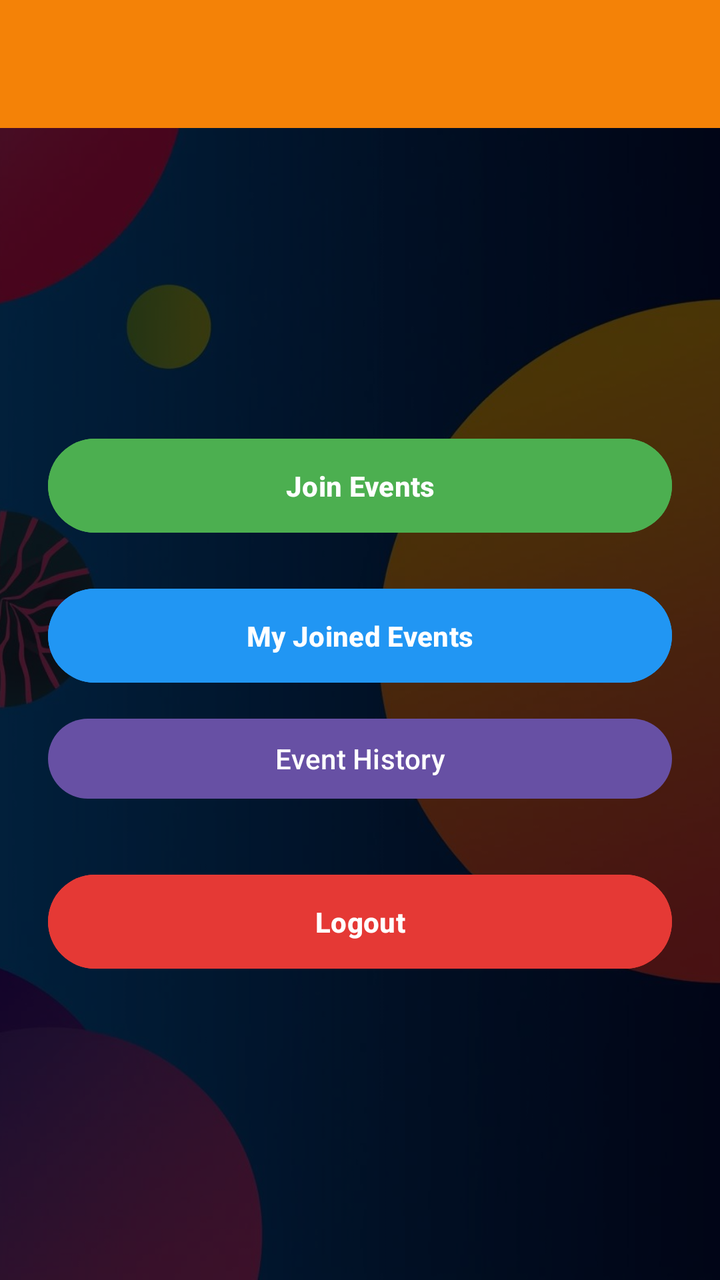
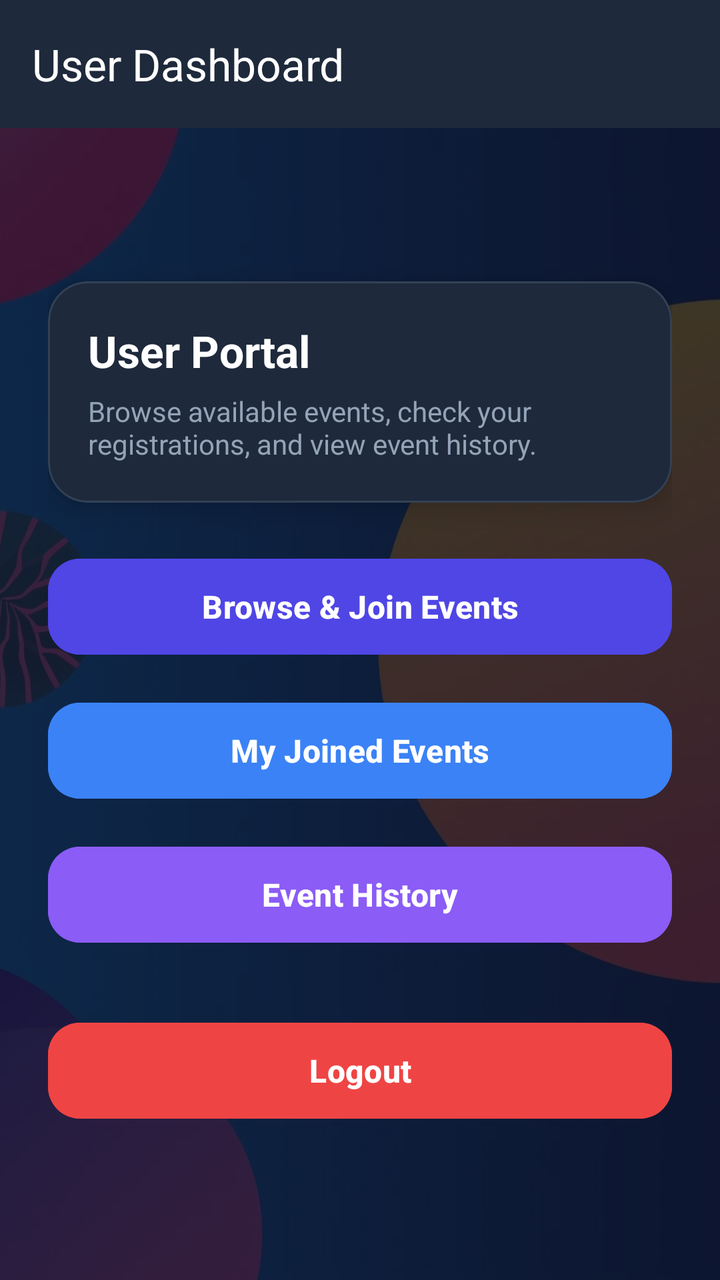

Before-and-after screenshots of an Android layout around one commit, followed by the original layout XML and the change that was made.
<!-- AndroidManifest.xml: application theme Theme.EventManagementSystem -->
<!-- res/layout/activity_user.xml -->
<?xml version="1.0" encoding="utf-8"?>
<FrameLayout
    xmlns:android="http://schemas.android.com/apk/res/android"
    xmlns:app="http://schemas.android.com/apk/res-auto"
    android:layout_width="match_parent"
    android:layout_height="match_parent">

    
    <ImageView
        android:layout_width="match_parent"
        android:layout_height="match_parent"
        android:src="@drawable/event_activity"
        android:scaleType="centerCrop"/>

    
    <View
        android:layout_width="match_parent"
        android:layout_height="match_parent"
        android:background="#B3000000"/>

    
    <LinearLayout
        android:layout_width="match_parent"
        android:layout_height="match_parent"
        android:orientation="vertical">

        
        <com.google.android.material.appbar.MaterialToolbar
            android:id="@+id/toolbar"
            android:layout_width="match_parent"
            android:layout_height="wrap_content"
            android:title="User Dashboard"
            android:background="#F48207"
            app:titleTextColor="@color/white"
            android:titleTextColor="@android:color/white"/>

        
        <LinearLayout
            android:layout_width="match_parent"
            android:layout_height="match_parent"
            android:orientation="vertical"
            android:gravity="center"
            android:padding="24dp">

            
            <Button
                android:id="@+id/btnJoinEvents"
                android:layout_width="match_parent"
                android:layout_height="55dp"
                android:text="Join Events"
                android:textStyle="bold"
                android:textColor="@android:color/white"
                android:backgroundTint="#4CAF50"/>

            
            <Button
                android:id="@+id/btnMyEvents"
                android:layout_width="match_parent"
                android:layout_height="55dp"
                android:text="My Joined Events"
                android:textStyle="bold"
                android:textColor="@android:color/white"
                android:backgroundTint="#2196F3"
                android:layout_marginTop="20dp"/>

            <Button
                android:id="@+id/btnHistory"
                android:layout_width="match_parent"
                android:layout_height="wrap_content"
                android:text="Event History"
                android:layout_marginTop="10dp"/>

            
            <Button
                android:id="@+id/btnLogout"
                android:layout_width="match_parent"
                android:layout_height="55dp"
                android:text="Logout"
                android:textStyle="bold"
                android:textColor="@android:color/white"
                android:backgroundTint="#E53935"
                android:layout_marginTop="30dp"/>

        </LinearLayout>

    </LinearLayout>

</FrameLayout>
<!-- resources referenced by this layout -->
<resources>
  <color name="white">#FFFFFFFF</color>
  <!-- drawable event_activity: jpg bitmap (drawable, 97123 bytes) -->
  <style name="Theme.EventManagementSystem" parent="Base.Theme.EventManagementSystem" />
  <style name="Base.Theme.EventManagementSystem" parent="Theme.Material3.DayNight.NoActionBar">
          
          
      </style>
</resources>

<!-- the commit's change to res/layout/activity_user.xml (unified diff, before → after) -->
@@ -10,78 +10,126 @@
         android:layout_width="match_parent"
         android:layout_height="match_parent"
         android:src="@drawable/event_activity"
-        android:scaleType="centerCrop"/>
+        android:scaleType="centerCrop"
+        android:contentDescription="Background"/>
 
     
     <View
         android:layout_width="match_parent"
         android:layout_height="match_parent"
-        android:background="#B3000000"/>
+        android:background="#CC0F172A"/>
 
-    
     <LinearLayout
         android:layout_width="match_parent"
         android:layout_height="match_parent"
         android:orientation="vertical">
 
-        
         <com.google.android.material.appbar.MaterialToolbar
             android:id="@+id/toolbar"
             android:layout_width="match_parent"
-            android:layout_height="wrap_content"
-            android:title="User Dashboard"
-            android:background="#F48207"
-            app:titleTextColor="@color/white"
-            android:titleTextColor="@android:color/white"/>
+            android:layout_height="?attr/actionBarSize"
+            android:background="#1E293B"
+            app:title="User Dashboard"
+            app:titleTextColor="@android:color/white"/>
 
-        
-        <LinearLayout
+        <ScrollView
             android:layout_width="match_parent"
             android:layout_height="match_parent"
-            android:orientation="vertical"
-            android:gravity="center"
-            android:padding="24dp">
+            android:fillViewport="true">
 
-            
-            <Button
-                android:id="@+id/btnJoinEvents"
-                android:layout_width="match_parent"
-                android:layout_height="55dp"
-                android:text="Join Events"
-                android:textStyle="bold"
-                android:textColor="@android:color/white"
-                android:backgroundTint="#4CAF50"/>
-
-            
-            <Button
-                android:id="@+id/btnMyEvents"
-                android:layout_width="match_parent"
-                android:layout_height="55dp"
-                android:text="My Joined Events"
-                android:textStyle="bold"
-                android:textColor="@android:color/white"
-                android:backgroundTint="#2196F3"
-                android:layout_marginTop="20dp"/>
-
-            <Button
-                android:id="@+id/btnHistory"
+            <LinearLayout
                 android:layout_width="match_parent"
                 android:layout_height="wrap_content"
-                android:text="Event History"
-                android:layout_marginTop="10dp"/>
+                android:orientation="vertical"
+                android:padding="24dp"
+                android:gravity="center">
 
-            
-            <Button
-                android:id="@+id/btnLogout"
-                android:layout_width="match_parent"
-                android:layout_height="55dp"
-                android:text="Logout"
-                android:textStyle="bold"
-                android:textColor="@android:color/white"
-                android:backgroundTint="#E53935"
-                android:layout_marginTop="30dp"/>
+                
+                <com.google.android.material.card.MaterialCardView
+                    android:layout_width="match_parent"
+                    android:layout_height="wrap_content"
+                    app:cardCornerRadius="20dp"
+                    app:cardElevation="8dp"
+                    app:strokeWidth="1dp"
+                    app:strokeColor="#334155"
+                    app:cardBackgroundColor="#1E293B"
+                    android:layout_marginBottom="24dp">
 
-        </LinearLayout>
+                    <LinearLayout
+                        android:layout_width="match_parent"
+                        android:layout_height="wrap_content"
+                        android:orientation="vertical"
+                        android:padding="20dp">
+
+                        <TextView
+                            android:layout_width="wrap_content"
+                            android:layout_height="wrap_content"
+                            android:text="User Portal"
+                            android:textSize="22sp"
+                            android:textStyle="bold"
+                            android:textColor="#FFFFFF"/>
+
+                        <TextView
+                            android:layout_width="wrap_content"
+                            android:layout_height="wrap_content"
+                            android:text="Browse available events, check your registrations, and view event history."
+                            android:textSize="14sp"
+                            android:textColor="#94A3B8"
+                            android:layout_marginTop="6dp"/>
+                    </LinearLayout>
+                </com.google.android.material.card.MaterialCardView>
+
+                
+                <Button
+                    android:id="@+id/btnJoinEvents"
+                    android:layout_width="match_parent"
+                    android:layout_height="56dp"
+                    android:text="Browse &amp; Join Events"
+                    android:textSize="16sp"
+                    android:textStyle="bold"
+                    android:textColor="@android:color/white"
+                    android:backgroundTint="#4F46E5"
+                    app:cornerRadius="16dp"/>
+
+                <Button
+                    android:id="@+id/btnMyEvents"
+                    android:layout_width="match_parent"
+                    android:layout_height="56dp"
+                    android:text="My Joined Events"
+                    android:textSize="16sp"
+                    android:textStyle="bold"
+                    android:textColor="@android:color/white"
+                    android:backgroundTint="#3B82F6"
+                    app:cornerRadius="16dp"
+                    android:layout_marginTop="16dp"/>
+
+                <Button
+                    android:id="@+id/btnHistory"
+                    android:layout_width="match_parent"
+                    android:layout_height="56dp"
+                    android:text="Event History"
+                    android:textSize="16sp"
+                    android:textStyle="bold"
+                    android:textColor="@android:color/white"
+                    android:backgroundTint="#8B5CF6"
+                    app:cornerRadius="16dp"
+                    android:layout_marginTop="16dp"/>
+
+                <Button
+                    android:id="@+id/btnLogout"
+                    android:layout_width="match_parent"
+                    android:layout_height="56dp"
+                    android:text="Logout"
+                    android:textSize="16sp"
+                    android:textStyle="bold"
+                    android:textColor="@android:color/white"
+                    android:backgroundTint="#EF4444"
+                    app:cornerRadius="16dp"
+                    android:layout_marginTop="32dp"/>
+
+            </LinearLayout>
+
+        </ScrollView>
 
     </LinearLayout>
 
<!-- resource entries referenced after the edit -->
@@ -1,11 +1,15 @@
 <!-- resources referenced by this layout -->
 <resources>
-  <color name="white">#FFFFFFFF</color>
   <!-- drawable event_activity: jpg bitmap (drawable, 97123 bytes) -->
   <style name="Theme.EventManagementSystem" parent="Base.Theme.EventManagementSystem" />
   <style name="Base.Theme.EventManagementSystem" parent="Theme.Material3.DayNight.NoActionBar">
-          
-          
+          <item name="colorPrimary">@color/primary</item>
+          <item name="colorPrimaryVariant">@color/primary_dark</item>
+          <item name="colorSecondary">@color/accent_orange</item>
+          <item name="android:statusBarColor">@color/primary_dark</item>
       </style>
+  <color name="primary">#4F46E5</color>
+  <color name="primary_dark">#3730A3</color>
+  <color name="accent_orange">#F97316</color>
 </resources>
 
